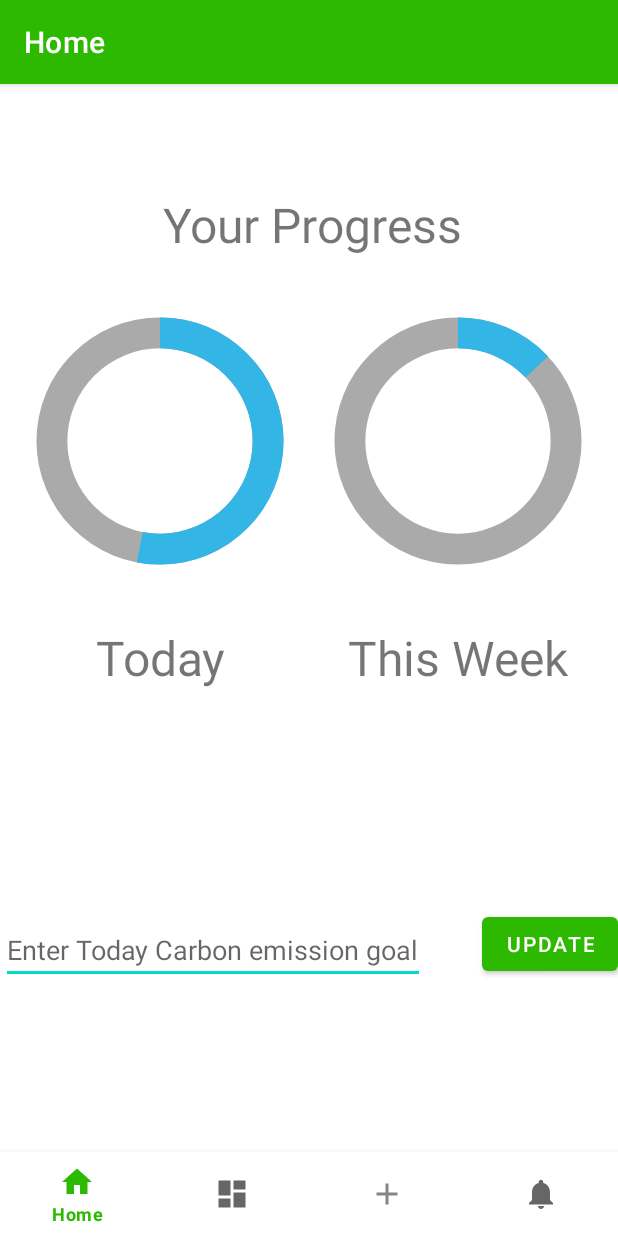
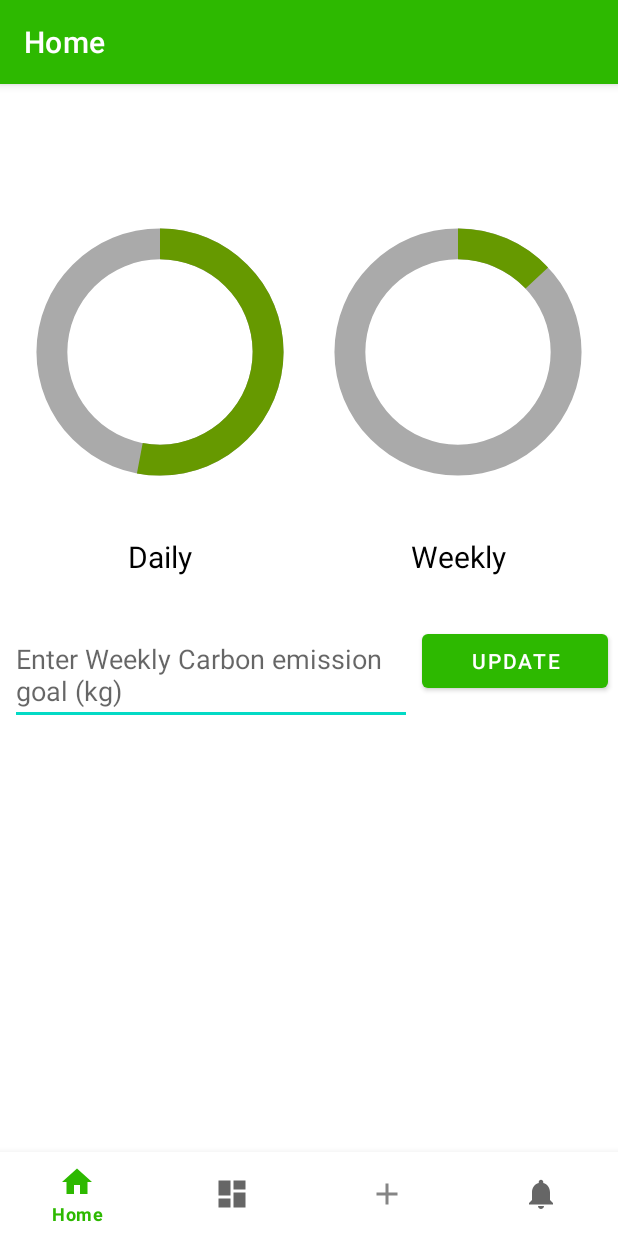
Before and after one commit to SampathLgd/CarbonCompass, an Android app: the screen it shows after launch (MainActivity), on a phone screen of 412 x 824 dp. Run offline under Robolectric (Android 15) with nearby library versions, the phone set to English and light mode, and no system bars; our stand-ins replace navigation-ui.

Commit message:
home page update

```diff
--- a/app/src/main/java/com/example/carboncompass/ui/home/HomeFragment.kt
+++ b/app/src/main/java/com/example/carboncompass/ui/home/HomeFragment.kt
@@ -1,9 +1,12 @@
 package com.example.carboncompass.ui.home
 
+import android.content.Context
 import android.os.Bundle
 import android.view.LayoutInflater
 import android.view.View
 import android.view.ViewGroup
+import android.widget.Button
+import android.widget.EditText
 import android.widget.ProgressBar
 import androidx.fragment.app.Fragment
 import androidx.lifecycle.ViewModelProvider
@@ -29,7 +32,19 @@ class HomeFragment : Fragment() {
         // Access the ProgressBars using the binding object
         val progressBarToday: ProgressBar = binding.progressBarToday
         val progressBarYesterday: ProgressBar = binding.progressBar2Yesterday
-
+        val updateBtn:Button=binding.update
+        val enterGoal:EditText=binding.todayGoal
+        //
+        val sharedPref = activity?.getPreferences(Context.MODE_PRIVATE)
+        enterGoal.setText((sharedPref?.let { (it.getString("GOAL_VALUE", "")) }))
+        updateBtn.setOnClickListener(){
+            if (sharedPref != null) {
+                with (sharedPref.edit()) {
+                    putString("GOAL_VALUE",enterGoal.text.toString())
+                    apply()
+                }
+            }
+        }
         // Generate random values between 0 and 100
         val randomProgressToday = Random.nextInt(0, 101)
         val randomProgressYesterday = Random.nextInt(0, 101)
--- a/app/src/main/res/drawable/circular_progress_drawable.xml
+++ b/app/src/main/res/drawable/circular_progress_drawable.xml
@@ -15,7 +15,7 @@
                 android:useLevel="true">
                 <size android:width="20dp"
                     android:height="20dp" />
-                <solid android:color="@android:color/holo_blue_light" />
+                <solid android:color="@android:color/holo_green_dark" />
             </shape>
         </rotate>
     </item>
--- a/app/src/main/res/layout/fragment_home.xml
+++ b/app/src/main/res/layout/fragment_home.xml
@@ -6,19 +6,6 @@
     android:layout_width="match_parent"
     android:layout_height="match_parent"
     tools:context=".ui.home.HomeFragment">
-
-    <TextView
-        android:id="@+id/editTextText"
-        android:layout_width="match_parent"
-        android:layout_height="wrap_content"
-        android:layout_marginStart="4dp"
-        android:layout_marginTop="16dp"
-        android:gravity="center"
-        android:text="Your Progress"
-        android:textSize="32sp"
-        app:layout_constraintTop_toTopOf="parent"
-        app:layout_constraintStart_toStartOf="parent"
-        app:layout_constraintEnd_toEndOf="parent" />
 
     <ProgressBar
         android:id="@+id/progressBar_today"
@@ -32,7 +19,7 @@
         android:progressDrawable="@drawable/circular_progress_drawable"
         app:layout_constraintWidth_percent="0.45"
         app:layout_constraintHeight_percent="0.3"
-        app:layout_constraintTop_toBottomOf="@id/editTextText"
+        app:layout_constraintTop_toTopOf="parent"
         app:layout_constraintStart_toStartOf="parent"
         app:layout_constraintEnd_toStartOf="@id/progressBar2_yesterday" />
 
@@ -48,7 +35,7 @@
         android:progressDrawable="@drawable/circular_progress_drawable"
         app:layout_constraintWidth_percent="0.45"
         app:layout_constraintHeight_percent="0.3"
-        app:layout_constraintTop_toBottomOf="@id/editTextText"
+        app:layout_constraintTop_toTopOf="parent"
         app:layout_constraintStart_toEndOf="@id/progressBar_today"
         app:layout_constraintEnd_toEndOf="parent" />
 
@@ -58,8 +45,9 @@
         android:layout_height="wrap_content"
         android:layout_marginTop="16dp"
         android:gravity="center"
-        android:text="Today"
-        android:textSize="32sp"
+        android:text="Daily"
+        android:textSize="20sp"
+        android:textColor="@color/black"
         app:layout_constraintTop_toBottomOf="@id/progressBar_today"
         app:layout_constraintStart_toStartOf="@id/progressBar_today"
         app:layout_constraintEnd_toEndOf="@id/progressBar_today" />
@@ -70,32 +58,33 @@
         android:layout_height="wrap_content"
         android:layout_marginTop="16dp"
         android:gravity="center"
-        android:text="This Week"
-        android:textSize="32sp"
+        android:text="Weekly"
+        android:textColor="@color/black"
+        android:textSize="20sp"
         app:layout_constraintTop_toBottomOf="@id/progressBar2_yesterday"
         app:layout_constraintStart_toStartOf="@id/progressBar2_yesterday"
         app:layout_constraintEnd_toEndOf="@id/progressBar2_yesterday" />
 
     <EditText
         android:id="@+id/today_Goal"
-        android:layout_width="wrap_content"
+        android:layout_width="0dp"
         android:layout_height="wrap_content"
-        android:hint="Enter Today Carbon emission goal"
-        app:layout_constraintBottom_toBottomOf="parent"
-        app:layout_constraintEnd_toEndOf="parent"
-        app:layout_constraintHorizontal_bias="0.005"
+        android:hint="Enter Weekly Carbon emission goal (kg)"
+        android:layout_marginTop="32dp"
+        app:layout_constraintWidth_percent="0.65"
+        app:layout_constraintTop_toBottomOf="@id/textToday"
         app:layout_constraintStart_toStartOf="parent"
-        app:layout_constraintTop_toBottomOf="@+id/textToday"
-        app:layout_constraintVertical_bias="0.472" />
+        app:layout_constraintEnd_toStartOf="@id/update" />
 
     <Button
         android:id="@+id/update"
-        android:layout_width="wrap_content"
+        android:layout_width="0dp"
         android:layout_height="wrap_content"
-        android:layout_marginBottom="32dp"
         android:text="Update"
-        app:layout_constraintBottom_toBottomOf="parent"
-        app:layout_constraintEnd_toEndOf="parent"
-        app:layout_constraintTop_toBottomOf="@+id/textToday"
-        app:layout_constraintVertical_bias="0.512" />
+        android:layout_marginTop="32dp"
+        app:layout_constraintWidth_percent="0.3"
+        app:layout_constraintTop_toBottomOf="@id/textToday"
+        app:layout_constraintStart_toEndOf="@id/today_Goal"
+        app:layout_constraintEnd_toEndOf="parent" />
+
 </androidx.constraintlayout.widget.ConstraintLayout>
--- a/app/src/main/res/values/colors.xml
+++ b/app/src/main/res/values/colors.xml
@@ -7,4 +7,5 @@
     <color name="teal_700">#FF018786</color>
     <color name="black">#FF000000</color>
     <color name="white">#FFFFFFFF</color>
+    <color name="green">#4FFF33</color>
 </resources>
```
